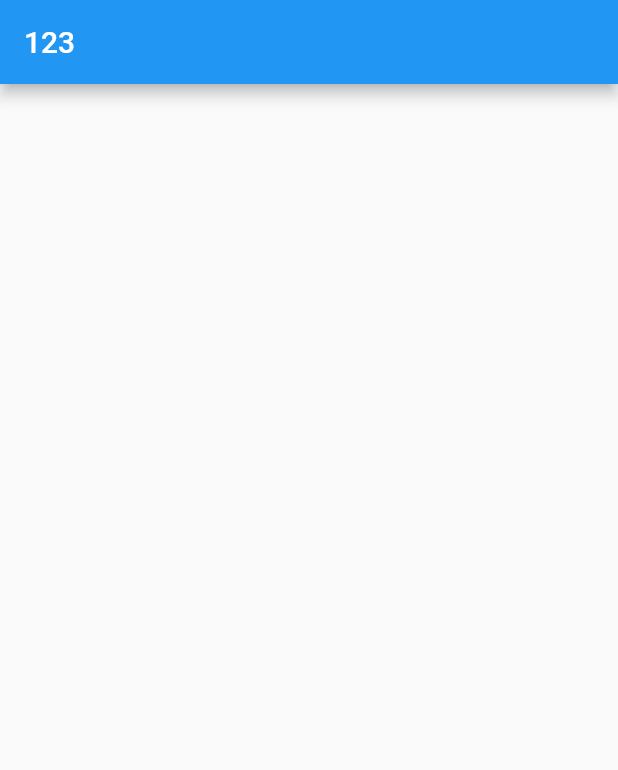
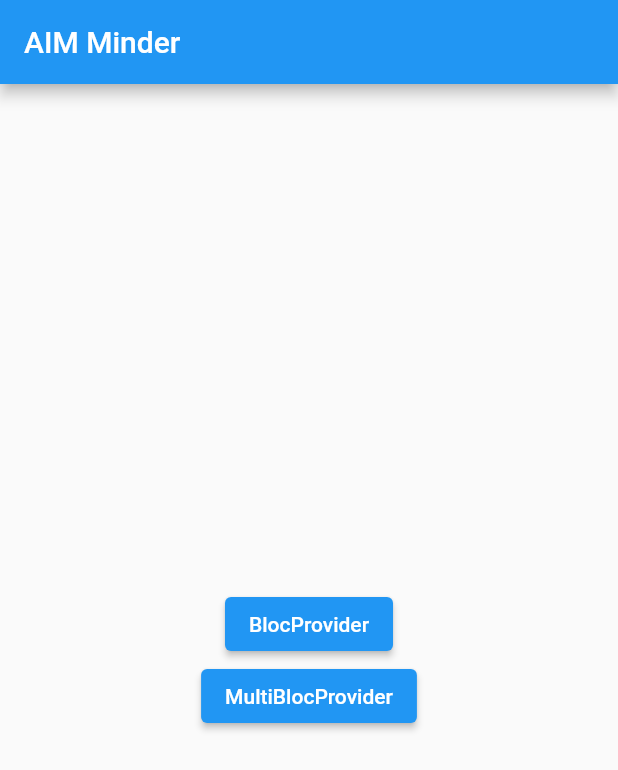
Before and after one commit to byun618/aim_minder_flutter, a Flutter app: the screen it shows after launch, on a phone screen of 412 x 824 dp. Shown: the top 770 px of the screen. Run offline on Flutter 3.47's test engine with Material 2 defaults, Android fonts, the phone set to English and light mode, and no system bars; our stand-ins replace bloc, flutter_bloc.

Commit message:
BlocProvider, MultiBlocProvider

```diff
--- a/lib/main.dart
+++ b/lib/main.dart
@@ -1,3 +1,4 @@
+import 'package:aim_minder_flutter/src/home.dart';
 import 'package:flutter/material.dart';
 
 void main() {
@@ -10,25 +11,12 @@ class MyApp extends StatelessWidget {
   // This widget is the root of your application.
   @override
   Widget build(BuildContext context) {
-    return const MaterialApp(
-        debugShowCheckedModeBanner: false,
-        title: 'Flutter Demo',
-        home: RootPage());
-  }
-}
-
-class RootPage extends StatefulWidget {
-  const RootPage({super.key});
-
-  @override
-  State<RootPage> createState() => _RootPageState();
-}
-
-class _RootPageState extends State<RootPage> {
-  @override
-  Widget build(BuildContext context) {
-    return Scaffold(
-      appBar: AppBar(title: const Text('123')),
+    return MaterialApp(
+      title: 'Aim Minder',
+      theme: ThemeData(
+        primarySwatch: Colors.blue,
+      ),
+      home: const Home(),
     );
   }
 }
--- /dev/null
+++ b/lib/src/home.dart
@@ -0,0 +1,42 @@
+import 'package:aim_minder_flutter/src/pages/bloc_provider_page.dart';
+import 'package:aim_minder_flutter/src/pages/multi_bloc_provider_page.dart';
+import 'package:flutter/material.dart';
+
+class Home extends StatelessWidget {
+  const Home({super.key});
+
+  @override
+  Widget build(BuildContext context) {
+    return Scaffold(
+      appBar: AppBar(
+        title: const Text('AIM Minder'),
+      ),
+      body: Center(
+        child: Column(
+          mainAxisAlignment: MainAxisAlignment.center,
+          children: [
+            ElevatedButton(
+              onPressed: () {
+                Navigator.push(
+                  context,
+                  MaterialPageRoute(builder: (_) => const BlocProviderPage()),
+                );
+              },
+              child: const Text('BlocProvider'),
+            ),
+            ElevatedButton(
+              onPressed: () {
+                Navigator.push(
+                  context,
+                  MaterialPageRoute(
+                      builder: (_) => const MultiBlocProviderPage()),
+                );
+              },
+              child: const Text('MultiBlocProvider'),
+            ),
+          ],
+        ),
+      ),
+    );
+  }
+}
```
Also changed, not shown: lib/src/bloc/sample_bloc.dart (added, +18 -0 lines), lib/src/bloc/sample_second_bloc.dart (added, +13 -0 lines), lib/src/pages/bloc_provider_page.dart (added, +32 -0 lines), lib/src/pages/multi_bloc_provider_page.dart (added, +60 -0 lines).
